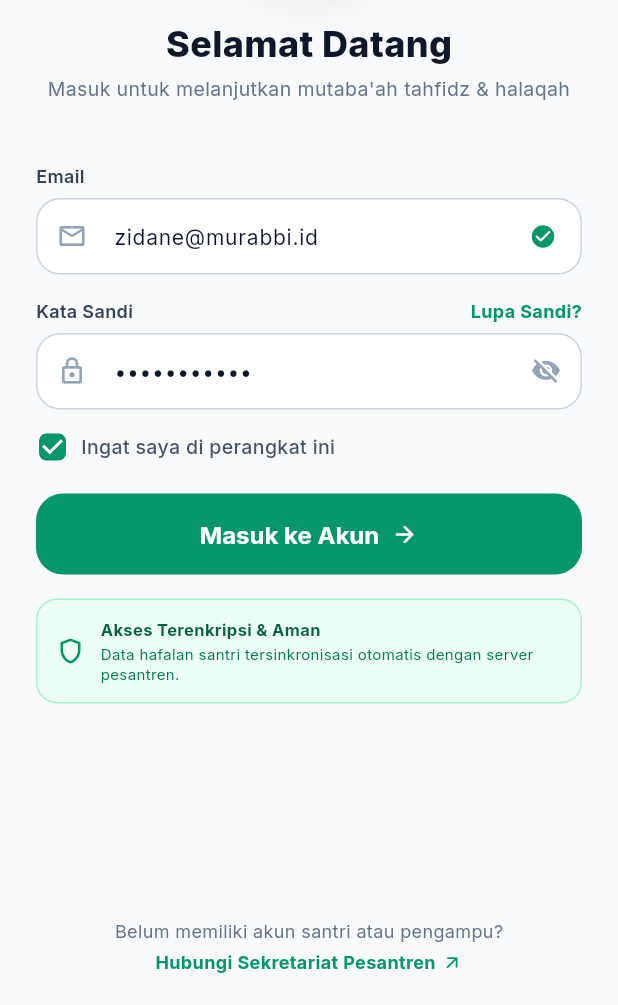
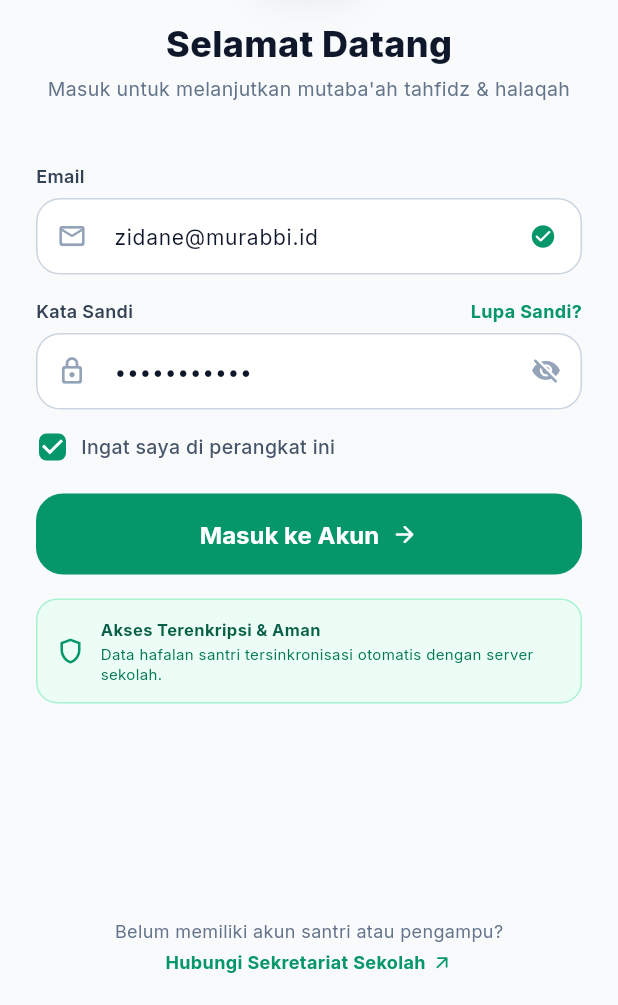
Before and after one commit to syarifat/murabbi-mobile, a Flutter app: the LoginScreen screen opened directly, on a phone screen of 412 x 824 dp, the part 231-1236 px from its top. Run offline on Flutter 3.47's test engine with Material 3 defaults, Android fonts, the light colour scheme and no system bars; our stand-ins replace dio, google_fonts, shared_preferences; accounts and stored records are empty; network calls fail.

Commit message:
chore: update branding to Sekolah and configure production API base URL

```diff
--- a/lib/core/constants/api_endpoints.dart
+++ b/lib/core/constants/api_endpoints.dart
@@ -1,8 +1,8 @@
 import 'package:shared_preferences/shared_preferences.dart';
 
 class ApiEndpoints {
-  // IP Local LAN Mac (192.168.0.121) agar langsung terhubung dari HP Android fisik via Wi-Fi
-  static String baseUrl = 'http://192.168.0.125:8000/api';
+  // Production Server
+  static String baseUrl = 'https://murabbi.satcloud.tech/api';
 
   static Future<void> loadBaseUrl() async {
     final prefs = await SharedPreferences.getInstance();
--- a/lib/core/data/mock_database.dart
+++ b/lib/core/data/mock_database.dart
@@ -12,7 +12,7 @@ class MockDatabase {
   // Active user session
   String currentRole = 'guru'; // 'guru', 'ortu', 'admin'
   String currentUserName = 'Ust. Abdullah, S.Pd.I';
-  String currentUserEmail = 'ahmad.fauzi@pesantren.id';
+  String currentUserEmail = 'ahmad.fauzi@sekolah.id';
 
   // Master Kelas
   List<Map<String, dynamic>> classes = [];
--- a/lib/features/admin/kelola_pengguna_screen.dart
+++ b/lib/features/admin/kelola_pengguna_screen.dart
@@ -194,7 +194,7 @@ class _KelolaPenggunaScreenState extends State<KelolaPenggunaScreen> {
                 const SizedBox(height: 12),
                 AppTextField(
                   label: 'EMAIL LOGIN',
-                  hint: 'zulkifli@pesantren.ac.id',
+                  hint: 'zulkifli@sekolah.ac.id',
                   controller: _emailCtrl,
                 ),
                 const SizedBox(height: 12),
--- a/lib/features/admin/master_pengguna_screen.dart
+++ b/lib/features/admin/master_pengguna_screen.dart
@@ -199,7 +199,7 @@ class _MasterPenggunaScreenState extends State<MasterPenggunaScreen> {
                 const SizedBox(height: 12),
                 AppTextField(
                   label: 'EMAIL',
-                  hint: 'zulkifli@pesantren.ac.id',
+                  hint: 'zulkifli@sekolah.ac.id',
                   controller: _emailCtrl,
                 ),
                 const SizedBox(height: 12),
--- a/lib/features/auth/login_screen.dart
+++ b/lib/features/auth/login_screen.dart
@@ -147,7 +147,7 @@ class _LoginScreenState extends State<LoginScreen> {
             ),
             const SizedBox(height: 14),
             Text(
-              'Untuk pertanyaan atau pendaftaran santri baru, hubungi Sekretariat Pesantren: +62 812-3456-7890.',
+              'Untuk pertanyaan atau pendaftaran santri baru, hubungi Sekretariat Sekolah: +62 812-3456-7890.',
               style: GoogleFonts.inter(fontSize: 11, color: AppColors.muted),
             ),
           ],
@@ -358,7 +358,7 @@ class _LoginScreenState extends State<LoginScreen> {
                                   color: AppColors.dark,
                                 ),
                                 decoration: InputDecoration(
-                                  hintText: 'nama@pesantren.id',
+                                  hintText: 'nama@sekolah.id',
                                   filled: true,
                                   fillColor: Colors.white,
                                   prefixIcon: const Icon(
@@ -425,7 +425,7 @@ class _LoginScreenState extends State<LoginScreen> {
                                       ).showSnackBar(
                                         const SnackBar(
                                           content: Text(
-                                            'Silakan hubungi admin pesantren untuk reset kata sandi.',
+                                            'Silakan hubungi admin sekolah untuk reset kata sandi.',
                                           ),
                                         ),
                                       );
@@ -612,7 +612,7 @@ class _LoginScreenState extends State<LoginScreen> {
                                           ),
                                           const SizedBox(height: 2),
                                           Text(
-                                            'Data hafalan santri tersinkronisasi otomatis dengan server pesantren.',
+                                            'Data hafalan santri tersinkronisasi otomatis dengan server sekolah.',
                                             style: GoogleFonts.inter(
                                               fontSize: 10,
                                               color: const Color(0xFF047857),
@@ -648,7 +648,7 @@ class _LoginScreenState extends State<LoginScreen> {
                               mainAxisAlignment: MainAxisAlignment.center,
                               children: [
                                 Text(
-                                  'Hubungi Sekretariat Pesantren',
+                                  'Hubungi Sekretariat Sekolah',
                                   style: GoogleFonts.inter(
                                     fontSize: 12,
                                     fontWeight: FontWeight.w700,
--- a/lib/features/auth/welcome_screen.dart
+++ b/lib/features/auth/welcome_screen.dart
@@ -218,7 +218,7 @@ class WelcomeScreen extends StatelessWidget {
                           ),
                           const SizedBox(height: 8),
                           Text(
-                            'Satu aplikasi terpadu untuk Ustadz mencatat setoran, Orang Tua memantau progres harian, dan Pesantren mengelola mutaba\'ah secara real-time.',
+                            'Satu aplikasi terpadu untuk Ustadz mencatat setoran, Orang Tua memantau progres harian, dan Sekolah mengelola mutaba\'ah secara real-time.',
                             textAlign: TextAlign.center,
                             style: GoogleFonts.inter(
                               fontSize: 12,
@@ -359,7 +359,7 @@ class WelcomeScreen extends StatelessWidget {
 
                           // Footer Tag
                           Text(
-                            'Murabbi v1.0 · Pesantren Digital Ecosystem',
+                            'Murabbi v1.0 · Sekolah Digital Ecosystem',
                             style: GoogleFonts.inter(
                               fontSize: 11,
                               color: AppColors.sub,
```
